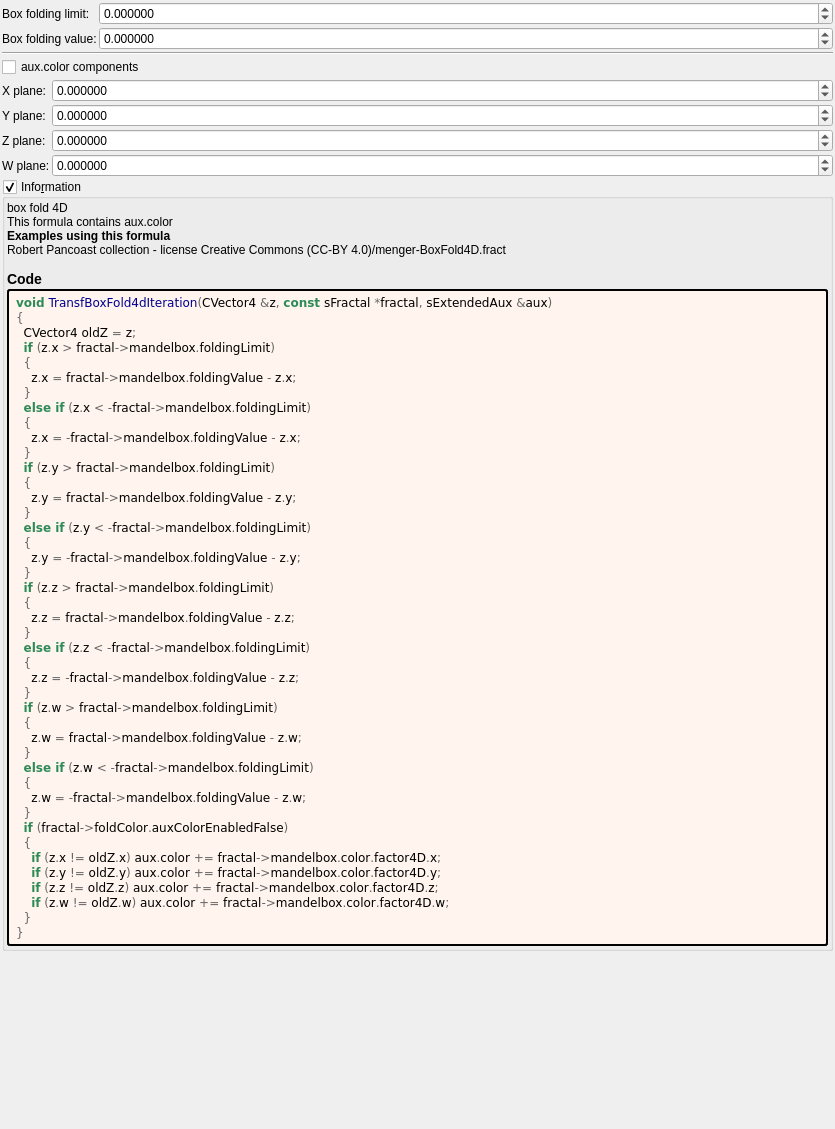
Old version of the form mandelbulber2/formula/ui/transf_box_fold4d.ui in the repository buddhi1980/mandelbulber2.
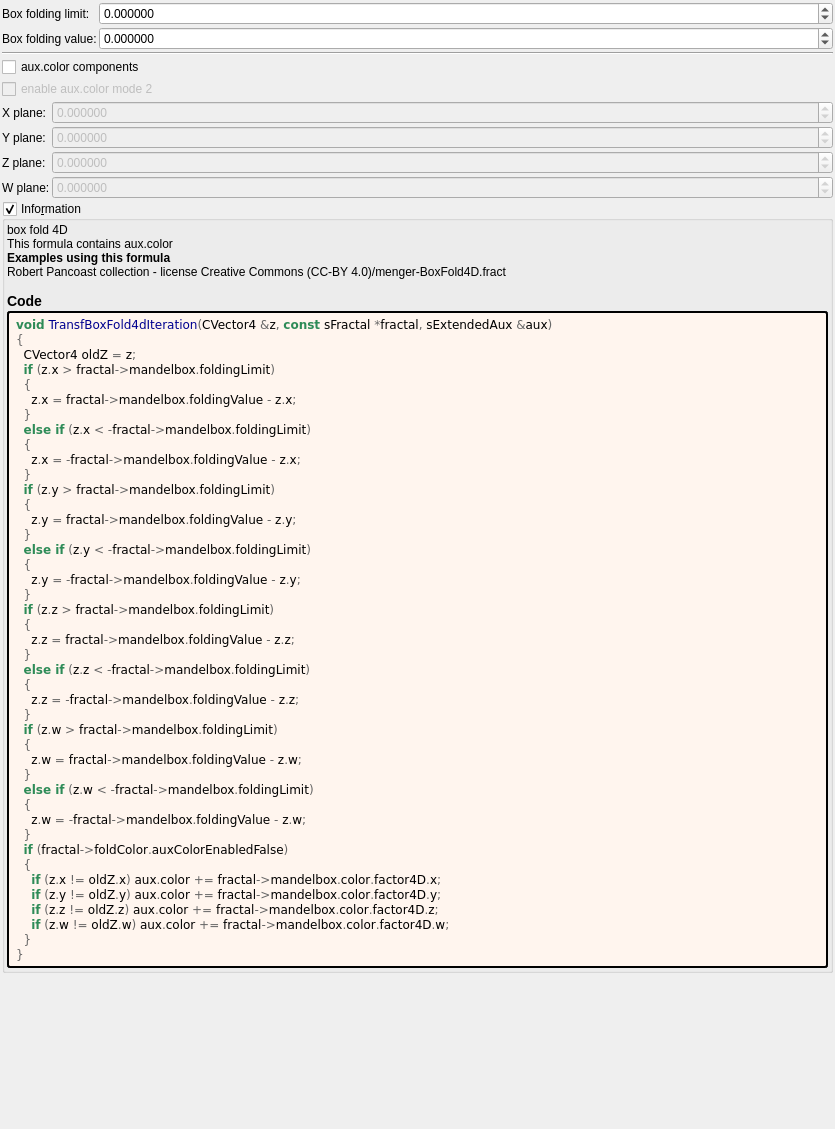
New version of the form. Custom widgets are drawn as their Qt base class.

Commit message: transf_abs_add_tglad_fold4d.ui updated with iter controls and aux.color

Patch:
```diff
--- a/mandelbulber2/formula/ui/transf_box_fold4d.ui
+++ b/mandelbulber2/formula/ui/transf_box_fold4d.ui
@@ -2,6 +2,9 @@
 <ui version="4.0">
  <class>transf_box_fold4d</class>
  <widget class="QWidget" name="Form">
+  <property name="enabled">
+   <bool>true</bool>
+  </property>
   <property name="geometry">
    <rect>
     <x>0</x>
@@ -118,14 +121,121 @@
      <property name="spacing">
       <number>2</number>
      </property>
-     <item row="5" column="0">
+     <item row="1" column="0" colspan="3">
+      <widget class="MyCheckBox" name="checkBox_fold_color_aux_color_enabled_false">
+       <property name="text">
+        <string notr="true">aux.color components</string>
+       </property>
+      </widget>
+     </item>
+     <item row="6" column="0">
       <widget class="QLabel" name="label_30">
        <property name="text">
         <string>W plane:</string>
        </property>
       </widget>
      </item>
+     <item row="3" column="1" colspan="2">
+      <widget class="MyDoubleSpinBox" name="spinbox4_mandelbox_color_4D_x">
+       <property name="enabled">
+        <bool>false</bool>
+       </property>
+       <property name="sizePolicy">
+        <sizepolicy hsizetype="Minimum" vsizetype="Maximum">
+         <horstretch>0</horstretch>
+         <verstretch>0</verstretch>
+        </sizepolicy>
+       </property>
+       <property name="prefix">
+        <string/>
+       </property>
+       <property name="suffix">
+        <string/>
+       </property>
+       <property name="decimals">
+        <number>6</number>
+       </property>
+       <property name="minimum">
+        <double>-100.000000000000000</double>
+       </property>
+       <property name="maximum">
+        <double>100.000000000000000</double>
+       </property>
+       <property name="singleStep">
+        <double>0.100000000000000</double>
+       </property>
+      </widget>
+     </item>
      <item row="4" column="0">
+      <widget class="QLabel" name="label_26">
+       <property name="text">
+        <string>Y plane:</string>
+       </property>
+      </widget>
+     </item>
+     <item row="4" column="1" colspan="2">
+      <widget class="MyDoubleSpinBox" name="spinbox4_mandelbox_color_4D_y">
+       <property name="enabled">
+        <bool>false</bool>
+       </property>
+       <property name="sizePolicy">
+        <sizepolicy hsizetype="Minimum" vsizetype="Maximum">
+         <horstretch>0</horstretch>
+         <verstretch>0</verstretch>
+        </sizepolicy>
+       </property>
+       <property name="prefix">
+        <string/>
+       </property>
+       <property name="suffix">
+        <string/>
+       </property>
+       <property name="decimals">
+        <number>6</number>
+       </property>
+       <property name="minimum">
+        <double>-100.000000000000000</double>
+       </property>
+       <property name="maximum">
+        <double>100.000000000000000</double>
+       </property>
+       <property name="singleStep">
+        <double>0.100000000000000</double>
+       </property>
+      </widget>
+     </item>
+     <item row="6" column="1" colspan="2">
+      <widget class="MyDoubleSpinBox" name="spinbox4_mandelbox_color_4D_w">
+       <property name="enabled">
+        <bool>false</bool>
+       </property>
+       <property name="sizePolicy">
+        <sizepolicy hsizetype="Minimum" vsizetype="Maximum">
+         <horstretch>0</horstretch>
+         <verstretch>0</verstretch>
+        </sizepolicy>
+       </property>
+       <property name="prefix">
+        <string/>
+       </property>
+       <property name="suffix">
+        <string/>
+       </property>
+       <property name="decimals">
+        <number>6</number>
+       </property>
+       <property name="minimum">
+        <double>-100.000000000000000</double>
+       </property>
+       <property name="maximum">
+        <double>100.000000000000000</double>
+       </property>
+       <property name="singleStep">
+        <double>0.100000000000000</double>
+       </property>
+      </widget>
+     </item>
+     <item row="5" column="0">
       <widget class="QLabel" name="label_27">
        <property name="text">
         <string>Z plane:</string>
@@ -133,112 +243,17 @@
       </widget>
      </item>
      <item row="3" column="0">
-      <widget class="QLabel" name="label_26">
-       <property name="text">
-        <string>Y plane:</string>
-       </property>
-      </widget>
-     </item>
-     <item row="2" column="0">
       <widget class="QLabel" name="label_25">
        <property name="text">
         <string>X plane:</string>
        </property>
       </widget>
      </item>
-     <item row="1" column="0" colspan="3">
-      <widget class="MyCheckBox" name="checkBox_fold_color_aux_color_enabled_false">
-       <property name="text">
-        <string notr="true">aux.color components</string>
-       </property>
-      </widget>
-     </item>
-     <item row="2" column="1" colspan="2">
-      <widget class="MyDoubleSpinBox" name="spinbox4_mandelbox_color_4D_x">
-       <property name="sizePolicy">
-        <sizepolicy hsizetype="Minimum" vsizetype="Maximum">
-         <horstretch>0</horstretch>
-         <verstretch>0</verstretch>
-        </sizepolicy>
-       </property>
-       <property name="prefix">
-        <string/>
-       </property>
-       <property name="suffix">
-        <string/>
-       </property>
-       <property name="decimals">
-        <number>6</number>
-       </property>
-       <property name="minimum">
-        <double>-100.000000000000000</double>
-       </property>
-       <property name="maximum">
-        <double>100.000000000000000</double>
-       </property>
-       <property name="singleStep">
-        <double>0.100000000000000</double>
-       </property>
-      </widget>
-     </item>
-     <item row="3" column="1" colspan="2">
-      <widget class="MyDoubleSpinBox" name="spinbox4_mandelbox_color_4D_y">
-       <property name="sizePolicy">
-        <sizepolicy hsizetype="Minimum" vsizetype="Maximum">
-         <horstretch>0</horstretch>
-         <verstretch>0</verstretch>
-        </sizepolicy>
-       </property>
-       <property name="prefix">
-        <string/>
-       </property>
-       <property name="suffix">
-        <string/>
-       </property>
-       <property name="decimals">
-        <number>6</number>
-       </property>
-       <property name="minimum">
-        <double>-100.000000000000000</double>
-       </property>
-       <property name="maximum">
-        <double>100.000000000000000</double>
-       </property>
-       <property name="singleStep">
-        <double>0.100000000000000</double>
-       </property>
-      </widget>
-     </item>
-     <item row="4" column="1" colspan="2">
-      <widget class="MyDoubleSpinBox" name="spinbox4_mandelbox_color_4D_z">
-       <property name="sizePolicy">
-        <sizepolicy hsizetype="Minimum" vsizetype="Maximum">
-         <horstretch>0</horstretch>
-         <verstretch>0</verstretch>
-        </sizepolicy>
-       </property>
-       <property name="prefix">
-        <string/>
-       </property>
-       <property name="suffix">
-        <string/>
-       </property>
-       <property name="decimals">
-        <number>6</number>
-       </property>
-       <property name="minimum">
-        <double>-100.000000000000000</double>
-       </property>
-       <property name="maximum">
-        <double>100.000000000000000</double>
-       </property>
-       <property name="singleStep">
-        <double>0.100000000000000</double>
-       </property>
-      </widget>
-     </item>
      <item row="5" column="1" colspan="2">
-      <widget class="MyDoubleSpinBox" name="spinbox4_mandelbox_color_4D_w">
+      <widget class="MyDoubleSpinBox" name="spinbox4_mandelbox_color_4D_z">
+       <property name="enabled">
+        <bool>false</bool>
+       </property>
        <property name="sizePolicy">
         <sizepolicy hsizetype="Minimum" vsizetype="Maximum">
          <horstretch>0</horstretch>
@@ -265,6 +280,16 @@
        </property>
       </widget>
      </item>
+     <item row="2" column="0" colspan="2">
+      <widget class="MyCheckBox" name="checkBox_transf_function_enabledCx_false">
+       <property name="enabled">
+        <bool>false</bool>
+       </property>
+       <property name="text">
+        <string>enable aux.color mode 2</string>
+       </property>
+      </widget>
+     </item>
     </layout>
    </item>
    <item>
@@ -395,11 +420,6 @@
   </layout>
  </widget>
  <customwidgets>
-  <customwidget>
-   <class>MyDoubleSpinBox</class>
-   <extends>QDoubleSpinBox</extends>
-   <header>my_double_spin_box.h</header>
-  </customwidget>
   <customwidget>
    <class>MyGroupBox</class>
    <extends>QGroupBox</extends>
@@ -411,6 +431,11 @@
    <extends>QCheckBox</extends>
    <header>my_check_box.h</header>
   </customwidget>
+  <customwidget>
+   <class>MyDoubleSpinBox</class>
+   <extends>QDoubleSpinBox</extends>
+   <header>my_double_spin_box.h</header>
+  </customwidget>
  </customwidgets>
  <tabstops>
   <tabstop>spinbox_mandelbox_folding_limit</tabstop>
```
Left out of the diff: 141 changed lines with no effect on the pictures. The commit also changes 5 other files.
